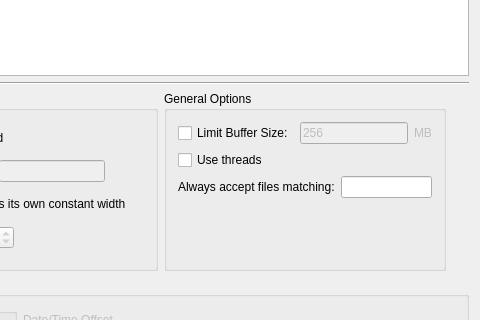
Kst-plot/kst, file src/datasources/ascii/asciiconfig.ui: the form before one commit; both pictures show x 476 to 956 and y 83 to 403 of the 956 by 546 pixel window.
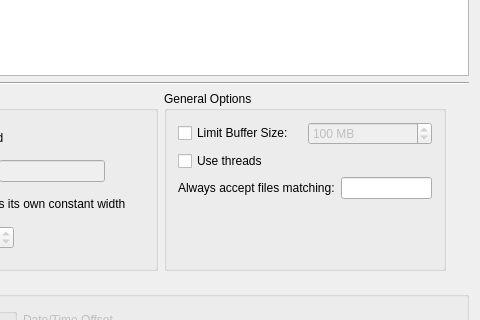
The form after the commit.

Commit message: buffer limit needs to be 64 bit

The edit to the form file:
```diff
--- a/src/datasources/ascii/asciiconfig.ui
+++ b/src/datasources/ascii/asciiconfig.ui
@@ -408,28 +408,24 @@
            </widget>
           </item>
           <item>
-           <widget class="QLineEdit" name="_limitFileBufferSize">
+           <widget class="QSpinBox" name="_limitFileBufferSize">
             <property name="enabled">
              <bool>false</bool>
             </property>
-            <property name="text">
-             <string>256</string>
+            <property name="suffix">
+             <string> MB</string>
             </property>
-           </widget>
-          </item>
-          <item>
-           <widget class="QLabel" name="label_4">
-            <property name="enabled">
-             <bool>false</bool>
+            <property name="minimum">
+             <number>0</number>
             </property>
-            <property name="sizePolicy">
-             <sizepolicy hsizetype="Preferred" vsizetype="Fixed">
-              <horstretch>0</horstretch>
-              <verstretch>0</verstretch>
-             </sizepolicy>
+            <property name="maximum">
+             <number>16000</number>
             </property>
-            <property name="text">
-             <string>MB</string>
+            <property name="singleStep">
+             <number>100</number>
+            </property>
+            <property name="value">
+             <number>100</number>
             </property>
            </widget>
           </item>
```
Left out of the diff: 16 changed lines with no effect on the pictures. The commit also changes 4 other files.
